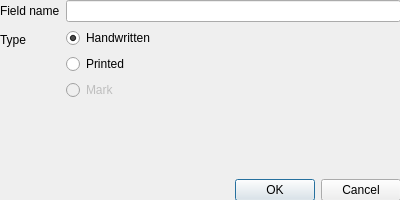
Qt form aer/views/addfielddialog.ui (GandalfM/automatic-exams-reader) before a commit.
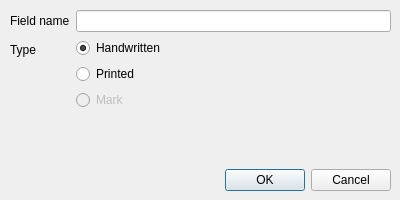
The same form after that commit.

Commit message: Fixed NoneType issue

```diff
--- a/aer/views/addfielddialog.ui
+++ b/aer/views/addfielddialog.ui
@@ -41,6 +41,9 @@
     </rect>
    </property>
    <layout class="QVBoxLayout" name="layout_1">
+    <property name="margin">
+     <number>10</number>
+    </property>
     <item>
      <layout class="QFormLayout" name="formLayout_1">
       <item row="0" column="0">
```
The commit also changes 1 other file.
